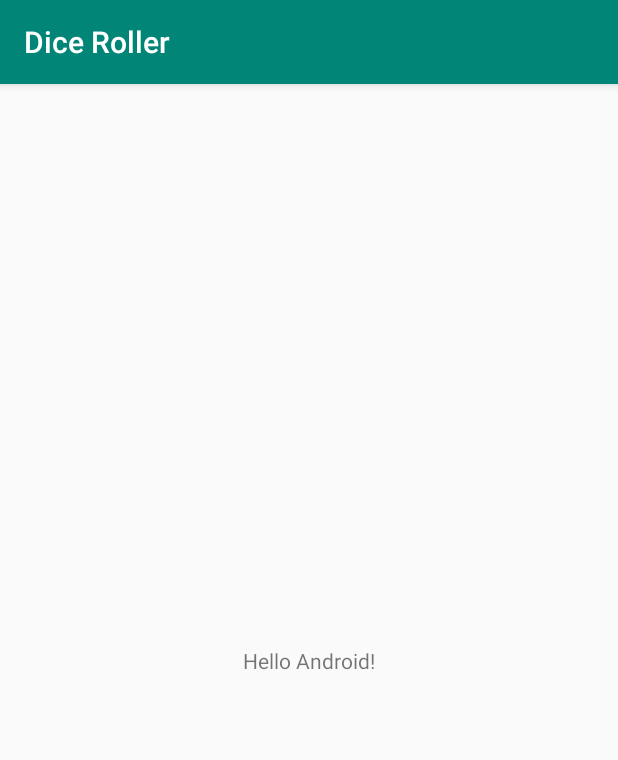
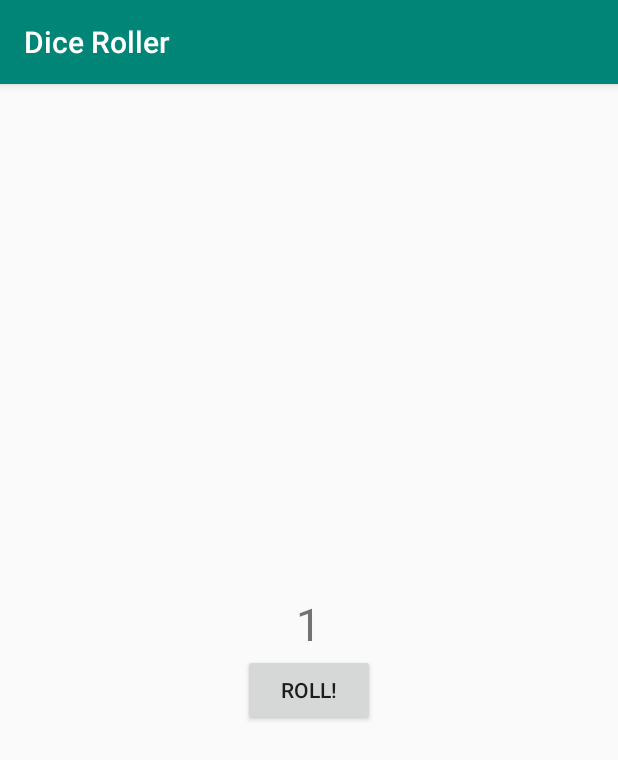
Before and after one commit to Native-Apps-Android-HOGENT/Lesson-1-diceroller, an Android app: the screen it shows after launch (MainActivity), on a phone screen of 412 x 824 dp. Shown: the top 760 px of the screen. Run offline under Robolectric (Android 15) with nearby library versions, the phone set to English and light mode, and no system bars.

Commit message:
[feat] Add button to layout

```diff
--- a/app/src/main/res/layout/activity_main.xml
+++ b/app/src/main/res/layout/activity_main.xml
@@ -1,19 +1,22 @@
 <?xml version="1.0" encoding="utf-8"?>
-<android.support.constraint.ConstraintLayout
-        xmlns:android="http://schemas.android.com/apk/res/android"
-        xmlns:tools="http://schemas.android.com/tools"
-        xmlns:app="http://schemas.android.com/apk/res-auto"
-        android:layout_width="match_parent"
-        android:layout_height="match_parent"
-        tools:context=".MainActivity">
+<LinearLayout xmlns:android="http://schemas.android.com/apk/res/android"
+              xmlns:tools="http://schemas.android.com/tools"
+              android:layout_width="match_parent"
+              android:layout_height="wrap_content"
+              android:orientation="vertical"
+              android:layout_gravity="center_vertical"
+              tools:context=".MainActivity">
 
     <TextView
             android:layout_width="wrap_content"
             android:layout_height="wrap_content"
-            android:text="@string/hello_android"
-            app:layout_constraintBottom_toBottomOf="parent"
-            app:layout_constraintLeft_toLeftOf="parent"
-            app:layout_constraintRight_toRightOf="parent"
-            app:layout_constraintTop_toTopOf="parent"/>
+            android:text="1"
+            android:layout_gravity="center_horizontal"
+            android:textSize="30dp"/>
+    <Button
+            android:layout_width="wrap_content"
+            android:layout_height="wrap_content"
+            android:layout_gravity="center_horizontal"
+            android:text="@string/roll" />
 
-</android.support.constraint.ConstraintLayout>
+</LinearLayout>
--- a/app/src/main/res/values/strings.xml
+++ b/app/src/main/res/values/strings.xml
@@ -1,4 +1,5 @@
 <resources>
     <string name="app_name">Dice Roller</string>
     <string name="hello_android">Hello Android!</string>
+    <string name="roll">Roll!</string>
 </resources>
```
